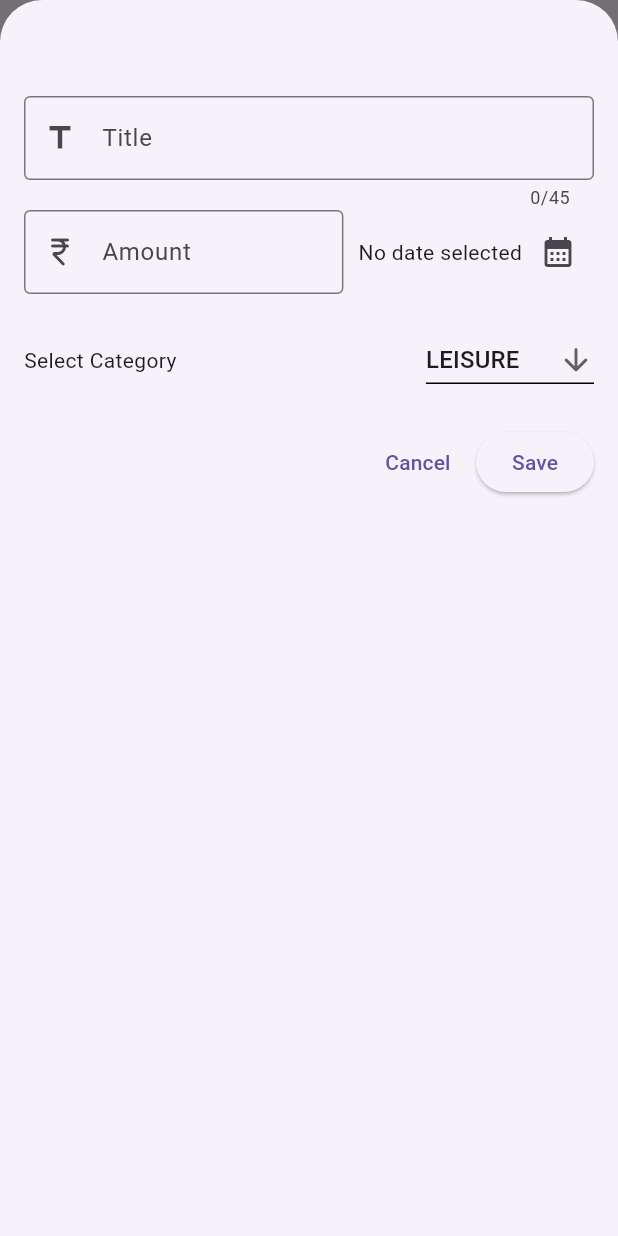
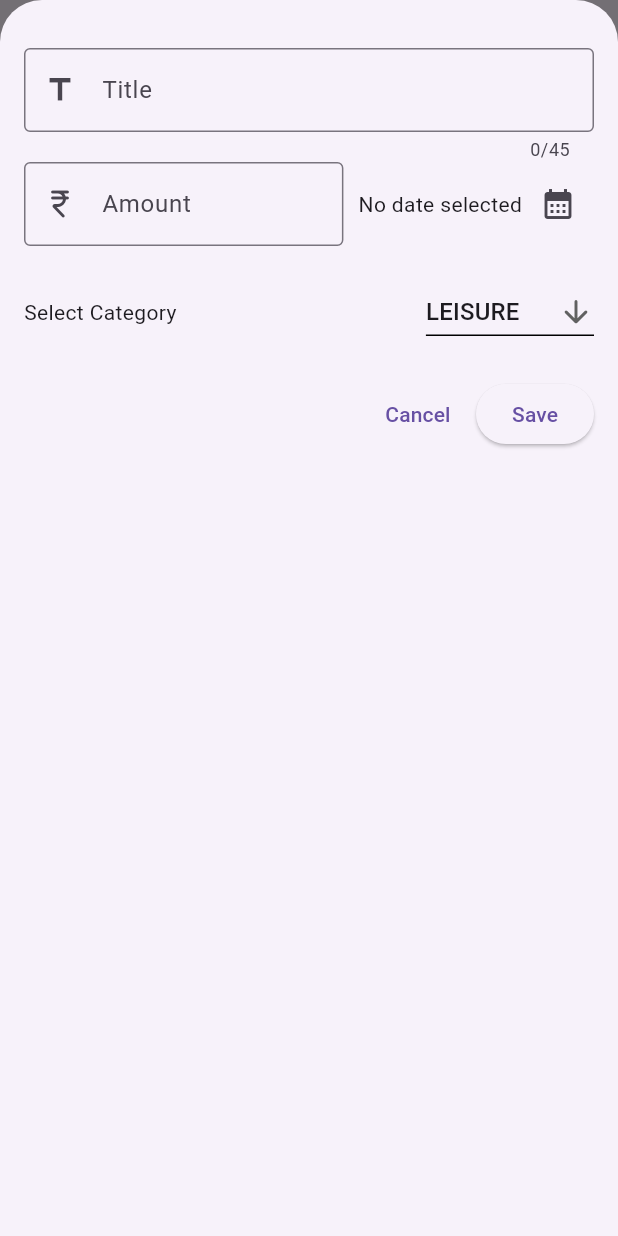
Before and after one commit to KISHORE-KUMAR-S/Expenses-App, a Flutter app: the screen it shows after launch, after a tap on the "add" icon, on a phone screen of 412 x 824 dp. Run offline on Flutter 3.47's test engine with Material 3 defaults, Android fonts, the phone set to English and light mode, and no system bars; drawn by our look-alikes of dynamic_color.

Commit message:
Update 22-01-2024

```diff
--- a/lib/main.dart
+++ b/lib/main.dart
@@ -1,6 +1,7 @@
 import 'package:dynamic_color/dynamic_color.dart';
 import 'package:expense_app/widgets/expenses.dart';
 import 'package:flutter/material.dart';
+import 'package:flutter/services.dart';
 
 // var kColorScheme = ColorScheme.fromSeed(
 //     seedColor: const Color.fromARGB(255, 96, 56, 181),
@@ -52,10 +53,6 @@ void main() {
       ),
     ),
 
-    // MaterialApp(
-    //   debugShowCheckedModeBanner: false,
-    //   home: const Expenses(),
-
     //   // Custom Theme
     //   theme: ThemeData().copyWith(
     //     // scaffoldBackgroundColor: const Color.fromARGB(255, 255, 0, 0),
--- a/lib/widgets/expenses.dart
+++ b/lib/widgets/expenses.dart
@@ -22,13 +22,14 @@ class _ExpensesState extends State<StatefulWidget> {
         category: Category.food),
     Expense(
         title: 'Bus Ticket',
-        amount: 1153,
+        amount: 1153.93,
         date: DateTime.now(),
         category: Category.travel),
   ];
 
   void _openAddExpenseOverlay() {
     showModalBottomSheet(
+      useSafeArea: true,
       isScrollControlled: true,
       context: context,
       builder: (builderontext) => Container(
@@ -69,6 +70,9 @@ class _ExpensesState extends State<StatefulWidget> {
 
   @override
   Widget build(BuildContext context) {
+    var width = MediaQuery.of(context).size.width;
+    var height = MediaQuery.of(context).size.height;
+
     Widget mainContent = const Center(
       child: Text(
         'No expenses found. \nStart adding some!',
@@ -78,9 +82,21 @@ class _ExpensesState extends State<StatefulWidget> {
     );
 
     if (_expenses.isNotEmpty) {
-      mainContent = Column(
+      mainContent = width < 600
+          ? Column(
               children: [
                 Chart(expenses: _expenses),
+                Expanded(
+                  child: ExpensesList(
+                    expenses: _expenses,
+                    onRemoveExpense: _removeExpense,
+                  ), //Must be expanded before building
+                ),
+              ],
+            )
+          : Row(
+              children: [
+                Expanded(child: Chart(expenses: _expenses)),
                 Expanded(
                   child: ExpensesList(
                     expenses: _expenses,
--- a/lib/widgets/new_expenses.dart
+++ b/lib/widgets/new_expenses.dart
@@ -94,8 +94,13 @@ class _NewExpenseState extends State<NewExpense> {
 
   @override
   Widget build(BuildContext context) {
-    return Padding(
-      padding: const EdgeInsets.fromLTRB(0, 48, 0, 0),
+    final keyBoardSpace = MediaQuery.of(context).viewInsets.bottom;
+
+    return SizedBox(
+      width: double.infinity,
+      height: double.infinity,
+      child: Padding(
+        padding: EdgeInsets.fromLTRB(0, 16, 0, keyBoardSpace),
         child: ListView(
           children: [
             TextField(
@@ -194,6 +199,7 @@ class _NewExpenseState extends State<NewExpense> {
             )
           ],
         ),
+      ),
     );
   }
 }
```
Lines whose indentation alone changed are shown as unchanged.
